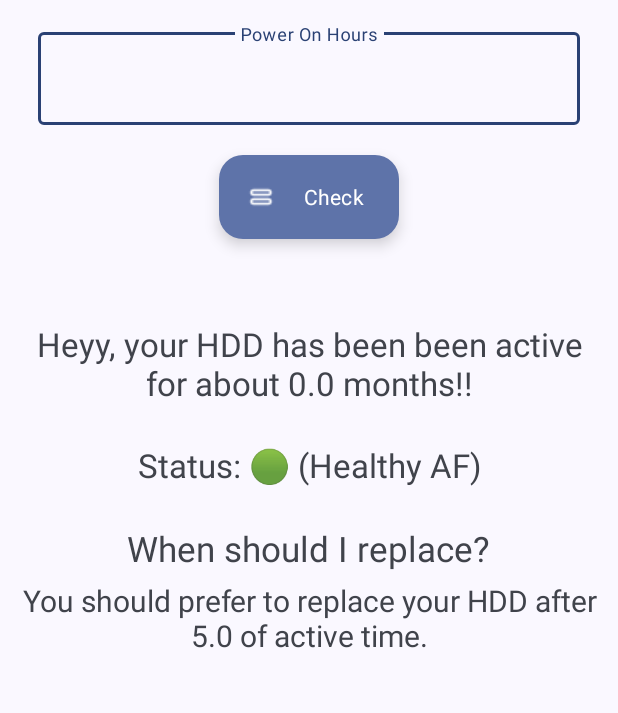
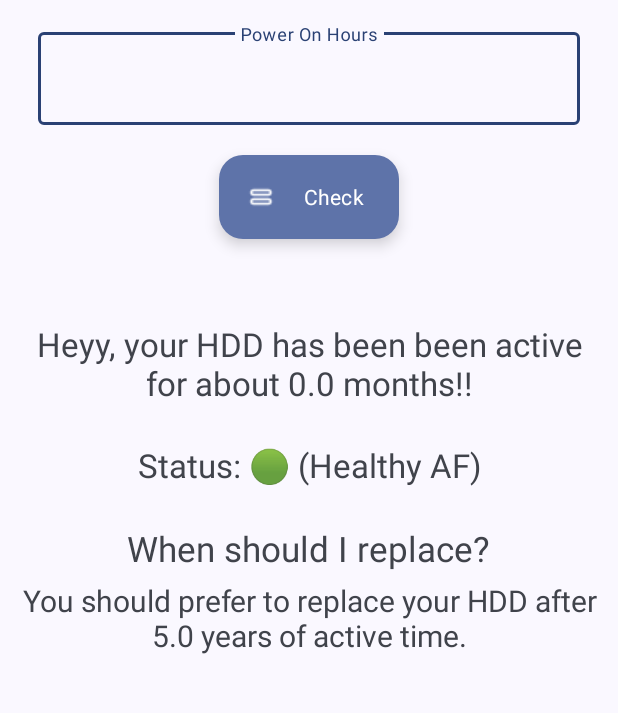
Before and after one commit to vinaytiparadi/hdd_health_kotlin, an Android app: the screen it shows after launch (MainActivity), after a tap on "Check", on a phone screen of 412 x 824 dp, the part 350-1063 px from its top. Run offline under Robolectric (Android 15) with nearby library versions, the phone set to English and light mode, and no system bars; Roboto replaces fonts that are not available here; 1 statement that could not run was skipped.

Commit message:
fix replace message when HDD has reached its life

```diff
--- a/app/src/main/java/tech/vinay/hddhealth/MainActivity.kt
+++ b/app/src/main/java/tech/vinay/hddhealth/MainActivity.kt
@@ -46,7 +46,15 @@ class MainActivity : AppCompatActivity() {
                 status_message_text_view.text="Status: 🔴 (Severe)"
             }
 
-            replace_text_view.text = "You should prefer to replace your HDD after $yearsToReplace of active time."
+
+            if(yearsToReplace<0){
+                replace_text_view.text = "You should replace it as soon as possible :("
+            }
+            else{
+                replace_text_view.text = "You should prefer to replace your HDD after $yearsToReplace years of active time."
+            }
+
+
 
 
             return@setOnClickListener
```
